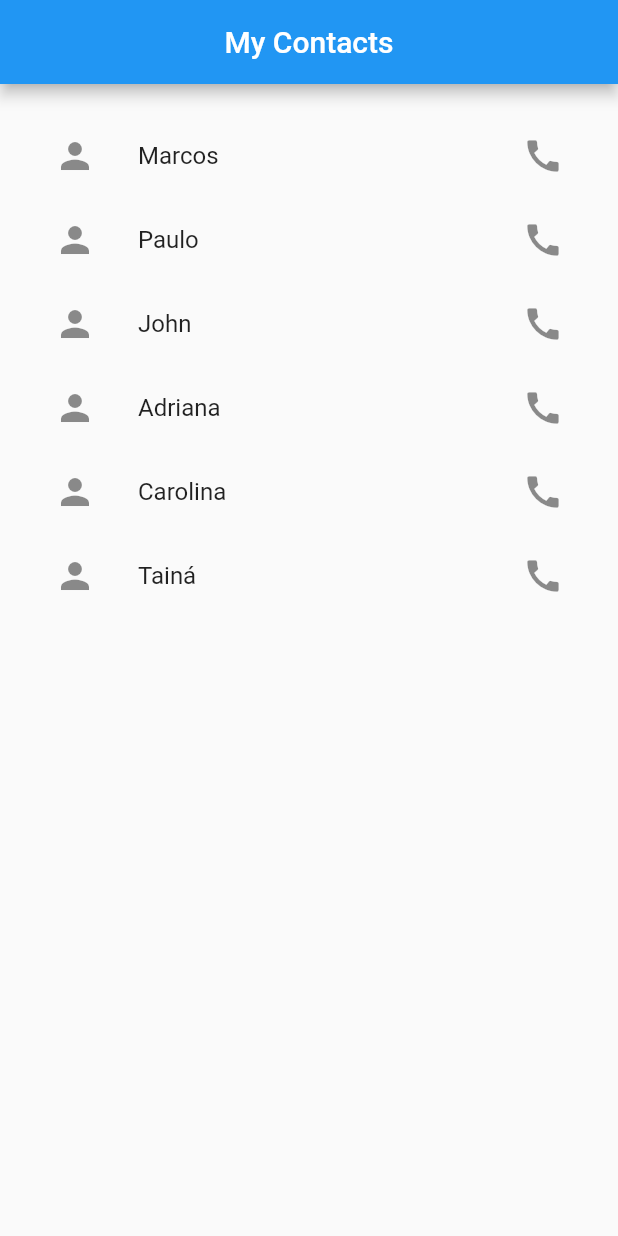
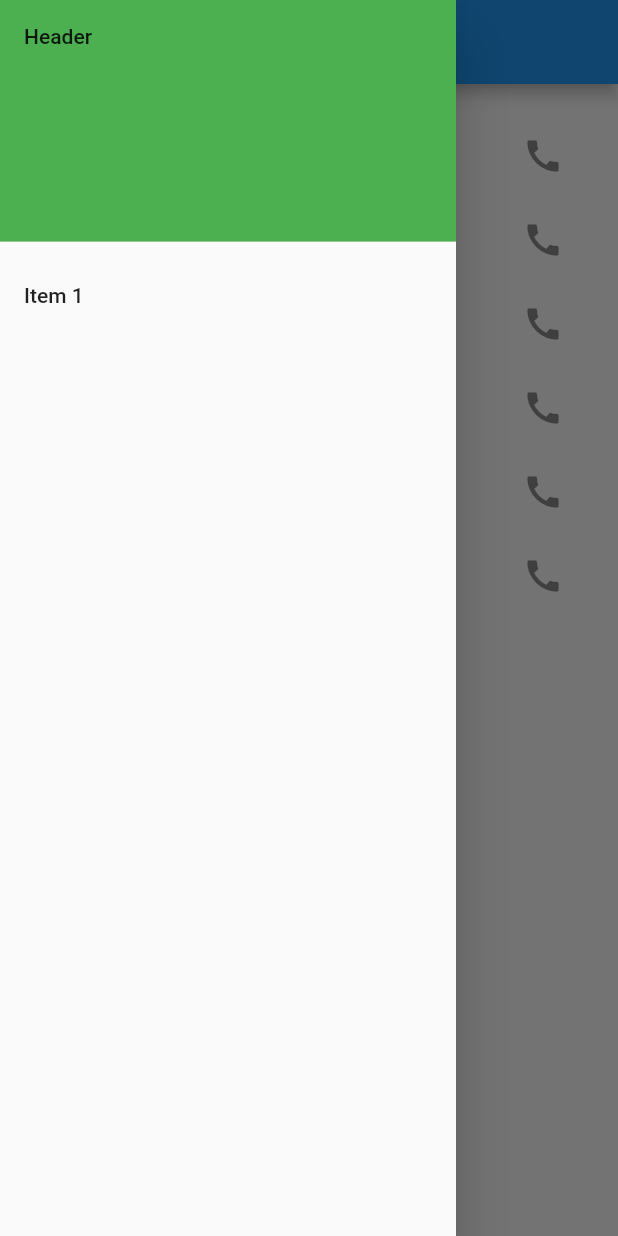
Before and after one commit to maarcos4g/flutter_lessons, a Flutter app: the screen it shows after launch, with the side drawer open (before the commit the screen has no drawer), on a phone screen of 412 x 824 dp. Run offline on Flutter 3.47's test engine with Material 2 defaults, Android fonts, the phone set to English and light mode, and no system bars.

```diff
--- a/lib/main.dart
+++ b/lib/main.dart
@@ -49,8 +49,27 @@ class MyHomePage extends StatelessWidget {
                   size: 28,
                 ),
                 title: Text('${contacts[index]}'),
-                trailing: Icon(Icons.call, size: 28, )
+                trailing: Icon(
+                  Icons.call,
+                  size: 28,
+                ));
+          }),
+      drawer: Drawer(
+        child: ListView(
+          children: [
+            DrawerHeader(
+              child: Text("Header"),
+              decoration: BoxDecoration(
+                color: Colors.green,
+              ),
+            ),
+            ListTile(
+              title: Text("Item 1"),
+              onTap: () {},
+            )
+          ],
+        ),
+      ),
     );
-            }));
   }
 }
```
Lines whose indentation alone changed are shown as unchanged.
